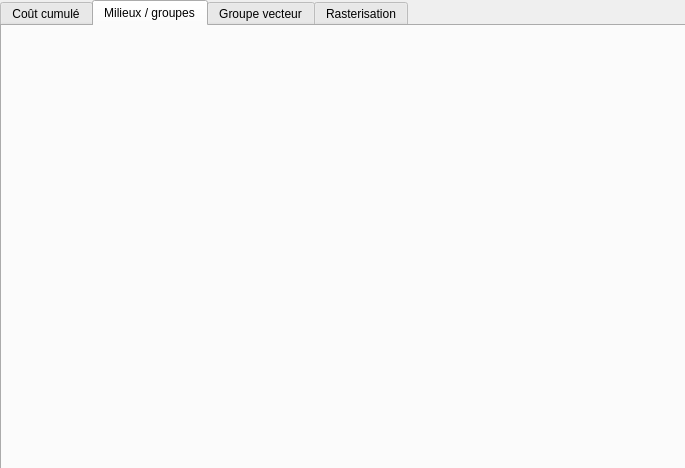
This is eco_cont_dialog_base.ui in MathieuChailloux/BioDispersal as Qt 5 draws it before an edit. The edited form follows.
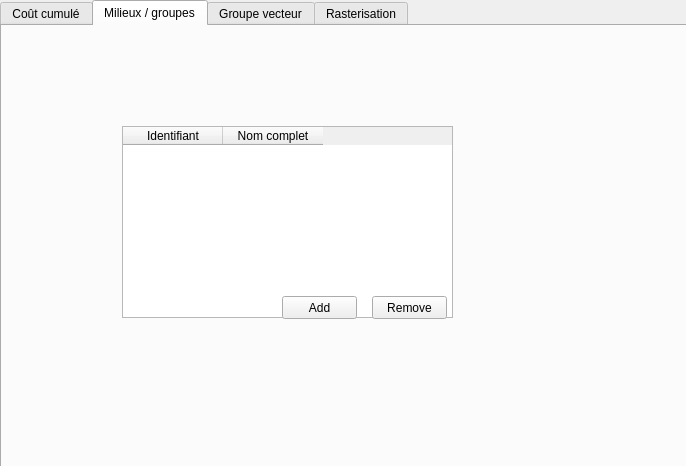
This is the edited form. The open tabs and pages were chosen to show the change. Custom widgets are drawn as their Qt base class.

Commit message: Adding table widget to define groups

```diff
--- a/eco_cont_dialog_base.ui
+++ b/eco_cont_dialog_base.ui
@@ -6,8 +6,8 @@
    <rect>
     <x>0</x>
     <y>0</y>
-    <width>685</width>
-    <height>468</height>
+    <width>686</width>
+    <height>466</height>
    </rect>
   </property>
   <property name="windowTitle">
@@ -158,6 +158,52 @@
     <attribute name="title">
      <string>Milieux / groupes</string>
     </attribute>
+    <widget class="QTableWidget" name="groupTable">
+     <property name="geometry">
+      <rect>
+       <x>120</x>
+       <y>100</y>
+       <width>331</width>
+       <height>192</height>
+      </rect>
+     </property>
+     <column>
+      <property name="text">
+       <string>Identifiant</string>
+      </property>
+     </column>
+     <column>
+      <property name="text">
+       <string>Nom complet</string>
+      </property>
+     </column>
+    </widget>
+    <widget class="QPushButton" name="buttonRemoveGroup">
+     <property name="geometry">
+      <rect>
+       <x>370</x>
+       <y>270</y>
+       <width>75</width>
+       <height>23</height>
+      </rect>
+     </property>
+     <property name="text">
+      <string>Remove</string>
+     </property>
+    </widget>
+    <widget class="QPushButton" name="buttonAddGroup">
+     <property name="geometry">
+      <rect>
+       <x>280</x>
+       <y>270</y>
+       <width>75</width>
+       <height>23</height>
+      </rect>
+     </property>
+     <property name="text">
+      <string>Add</string>
+     </property>
+    </widget>
    </widget>
    <widget class="QWidget" name="tab_3">
     <attribute name="title">
```
Left out of the diff: 2 changed lines with no effect on the pictures. The commit also changes 2 other files.
